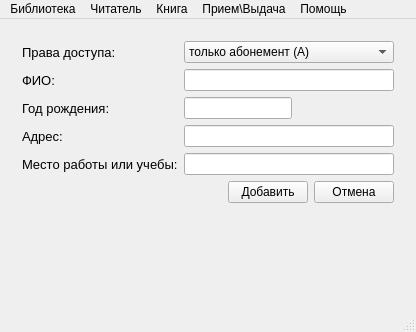
The window that Library_db/mainwindow.ui (AaccrraA/Library) describes before a commit, drawn with Qt 5.
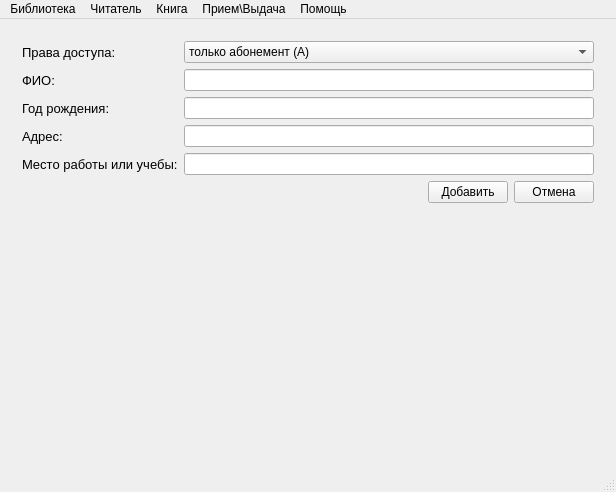
The same window after the commit. The open tabs and pages were chosen to show the change.

The edit to the form file:
```diff
--- a/Library_db/mainwindow.ui
+++ b/Library_db/mainwindow.ui
@@ -6,8 +6,8 @@
    <rect>
     <x>0</x>
     <y>0</y>
-    <width>401</width>
-    <height>307</height>
+    <width>616</width>
+    <height>492</height>
    </rect>
   </property>
   <property name="windowTitle">
@@ -374,7 +374,32 @@
        <property name="enabled">
         <bool>true</bool>
        </property>
-       <layout class="QFormLayout" name="formLayout">
+       <layout class="QGridLayout" name="gridLayout_4">
+        <item row="6" column="1">
+         <spacer name="verticalSpacer_2">
+          <property name="orientation">
+           <enum>Qt::Vertical</enum>
+          </property>
+          <property name="sizeHint" stdset="0">
+           <size>
+            <width>20</width>
+            <height>40</height>
+           </size>
+          </property>
+         </spacer>
+        </item>
+        <item row="1" column="0">
+         <widget class="QLabel" name="cr_fio_label">
+          <property name="font">
+           <font>
+            <pointsize>10</pointsize>
+           </font>
+          </property>
+          <property name="text">
+           <string>ФИО:</string>
+          </property>
+         </widget>
+        </item>
         <item row="0" column="0">
          <widget class="QLabel" name="cr_right_of_acces_label">
           <property name="font">
@@ -391,6 +416,52 @@
           </property>
          </widget>
         </item>
+        <item row="2" column="0">
+         <widget class="QLabel" name="cr_year_of_birth_label">
+          <property name="font">
+           <font>
+            <pointsize>10</pointsize>
+           </font>
+          </property>
+          <property name="text">
+           <string>Год рождения:</string>
+          </property>
+         </widget>
+        </item>
+        <item row="4" column="0">
+         <widget class="QLabel" name="cr_job_or_study_place_label">
+          <property name="font">
+           <font>
+            <pointsize>10</pointsize>
+           </font>
+          </property>
+          <property name="text">
+           <string>Место работы или учебы:</string>
+          </property>
+         </widget>
+        </item>
+        <item row="1" column="1">
+         <widget class="QLineEdit" name="cr_fio_lineEdit">
+          <property name="inputMask">
+           <string notr="true"/>
+          </property>
+         </widget>
+        </item>
+        <item row="4" column="1">
+         <widget class="QLineEdit" name="cr_job_or_study_place_lineEdit"/>
+        </item>
+        <item row="3" column="0">
+         <widget class="QLabel" name="cr_adress_label">
+          <property name="font">
+           <font>
+            <pointsize>10</pointsize>
+           </font>
+          </property>
+          <property name="text">
+           <string>Адрес:</string>
+          </property>
+         </widget>
+        </item>
         <item row="0" column="1">
          <widget class="QComboBox" name="cr_right_of_acces_comboBox">
           <property name="maxVisibleItems">
@@ -413,105 +484,26 @@
           </item>
          </widget>
         </item>
-        <item row="3" column="0">
-         <widget class="QLabel" name="cr_fio_label">
-          <property name="font">
-           <font>
-            <pointsize>10</pointsize>
-           </font>
-          </property>
-          <property name="text">
-           <string>ФИО:</string>
-          </property>
-         </widget>
-        </item>
         <item row="3" column="1">
-         <widget class="QLineEdit" name="cr_fio_lineEdit">
-          <property name="inputMask">
-           <string notr="true"/>
-          </property>
-         </widget>
-        </item>
-        <item row="5" column="0">
-         <widget class="QLabel" name="cr_year_of_birth_label">
-          <property name="font">
-           <font>
-            <pointsize>10</pointsize>
-           </font>
-          </property>
-          <property name="text">
-           <string>Год рождения:</string>
-          </property>
-         </widget>
-        </item>
-        <item row="7" column="0">
-         <widget class="QLabel" name="cr_adress_label">
-          <property name="font">
-           <font>
-            <pointsize>10</pointsize>
-           </font>
-          </property>
-          <property name="text">
-           <string>Адрес:</string>
-          </property>
-         </widget>
-        </item>
-        <item row="8" column="0">
-         <widget class="QLabel" name="cr_job_or_study_place_label">
-          <property name="font">
-           <font>
-            <pointsize>10</pointsize>
-           </font>
-          </property>
-          <property name="text">
-           <string>Место работы или учебы:</string>
-          </property>
-         </widget>
-        </item>
-        <item row="8" column="1">
-         <widget class="QLineEdit" name="cr_job_or_study_place_lineEdit"/>
-        </item>
-        <item row="5" column="1">
-         <layout class="QHBoxLayout" name="horizontalLayout_7">
-          <item>
-           <layout class="QHBoxLayout" name="horizontalLayout_8">
-            <item>
-             <widget class="QLineEdit" name="cr_year_of_birth_lineEdit">
-              <property name="inputMask">
-               <string/>
-              </property>
-              <property name="text">
-               <string/>
-              </property>
-              <property name="maxLength">
-               <number>32767</number>
-              </property>
-              <property name="cursorPosition">
-               <number>0</number>
-              </property>
-             </widget>
-            </item>
-            <item>
-             <spacer name="horizontalSpacer_2">
-              <property name="orientation">
-               <enum>Qt::Horizontal</enum>
-              </property>
-              <property name="sizeHint" stdset="0">
-               <size>
-                <width>40</width>
-                <height>20</height>
-               </size>
-              </property>
-             </spacer>
-            </item>
-           </layout>
-          </item>
-         </layout>
-        </item>
-        <item row="7" column="1">
          <widget class="QLineEdit" name="cr_adress_lineEdit"/>
         </item>
-        <item row="10" column="0" colspan="2">
+        <item row="2" column="1">
+         <widget class="QLineEdit" name="cr_year_of_birth_lineEdit">
+          <property name="inputMask">
+           <string/>
+          </property>
+          <property name="text">
+           <string/>
+          </property>
+          <property name="maxLength">
+           <number>32767</number>
+          </property>
+          <property name="cursorPosition">
+           <number>0</number>
+          </property>
+         </widget>
+        </item>
+        <item row="5" column="1">
          <layout class="QHBoxLayout" name="horizontalLayout_9">
           <item>
            <spacer name="horizontalSpacer">
@@ -800,8 +792,8 @@
     <rect>
      <x>0</x>
      <y>0</y>
-     <width>401</width>
-     <height>21</height>
+     <width>616</width>
+     <height>22</height>
     </rect>
    </property>
    <widget class="QMenu" name="library_menu">
```
Left out of the diff: 209 changed lines with no effect on the pictures.
